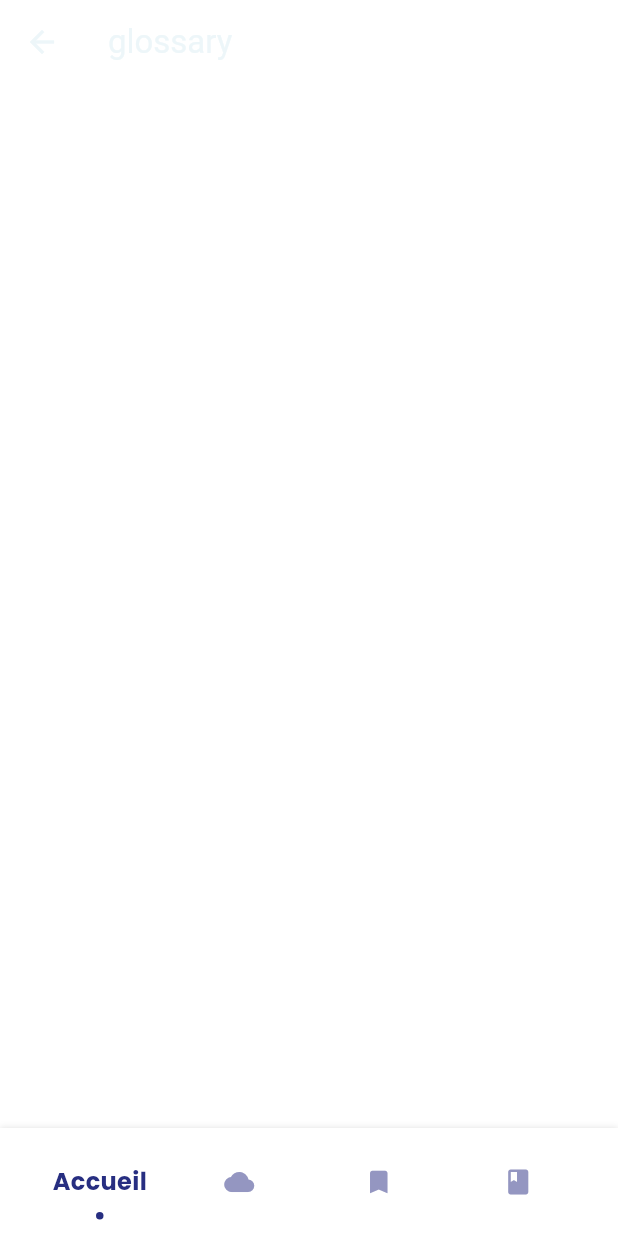
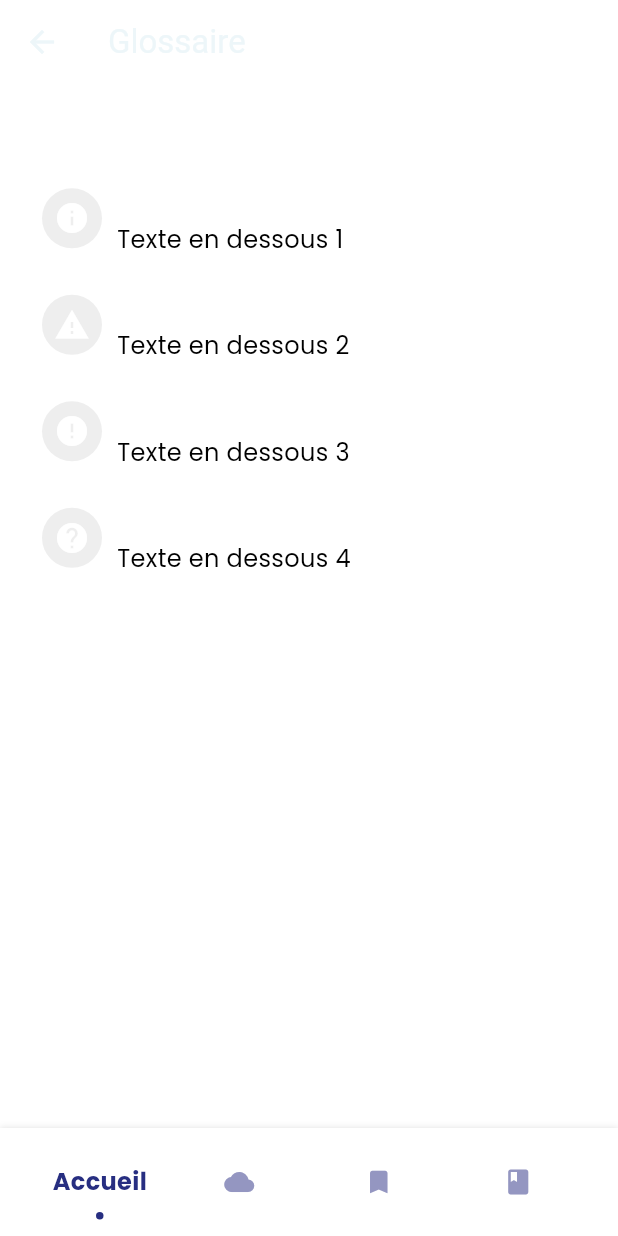
Before and after one commit to itsmelouis/mais_the_eau, a Flutter app: the GlossaryPage screen opened by its route, on a phone screen of 412 x 824 dp. Run offline on Flutter 3.47's test engine with Material 3 defaults, Android fonts, the phone set to English and light mode, and no system bars; our stand-ins replace geocoding, geolocator.

Commit message:
feat(glossairy_page): mise en page

```diff
--- a/lib/screens/glossary_page.dart
+++ b/lib/screens/glossary_page.dart
@@ -26,7 +26,7 @@ class _GlossaryPageState extends State<GlossaryPage> {
     const HomePage(),
     const ForecastsPage(),
     const BookmarksPage(),
-    const GlossaryPage()
+    const GlossaryPage(),
   ];
 
   void _onItemTapped(int index) {
@@ -34,19 +34,86 @@ class _GlossaryPageState extends State<GlossaryPage> {
       _selectedIndex = index;
     });
     Navigator.pushReplacementNamed(
-      context, ['/', '/forecasts', '/bookmarks', '/glossary'][index]);
+        context, ['/', '/forecasts', '/bookmarks', '/glossary'][index]);
   }
+
+  // Créez une liste de données pour vos groupes
+  List<Map<String, dynamic>> groupData = [
+    {
+      'icon': Icons.info,
+      'title': 'Petit titre 1',
+      'text': 'Texte en dessous 1',
+    },
+    {
+      'icon': Icons.warning,
+      'title': 'Petit titre 2',
+      'text': 'Texte en dessous 2',
+    },
+    {
+      'icon': Icons.error,
+      'title': 'Petit titre 3',
+      'text': 'Texte en dessous 3',
+    },
+    {
+      'icon': Icons.help,
+      'title': 'Petit titre 4',
+      'text': 'Texte en dessous 4',
+    },
+  ];
 
   @override
   Widget build(BuildContext context) {
     return Scaffold(
       appBar: AppBar(
-        title: const Text('glossary'),
+        title: const Text('Glossaire'),
       ),
-      body: Center(
-        child: Text(
-          'Welcome to the Bookmarks Page!',
-          style: Theme.of(context).textTheme.headlineMedium,
+      body: Padding(
+        padding: const EdgeInsets.fromLTRB(20.0, 0.0, 20.0, 20.0),
+        child: Align(
+          alignment: Alignment.topLeft,
+          child: Padding(
+            padding: const EdgeInsets.all(8.0),
+            child: Column(
+              crossAxisAlignment: CrossAxisAlignment.start,
+              children: <Widget>[
+                Text(
+                  'Glossaire',
+                  style: Theme.of(context).textTheme.headlineMedium,
+                ),
+                SizedBox(height: 20), // Espacement entre le titre et l'icône
+                for (var group in groupData) // Boucle pour créer les groupes
+                  Padding(
+                    padding: const EdgeInsets.only(
+                        bottom: 20.0), // Espacement entre les groupes
+                    child: Row(
+                      children: <Widget>[
+                        CircleAvatar(
+                          // Cercle qui encadre l'icône
+                          child: Icon(group['icon']), // Icône
+                          backgroundColor:
+                              Colors.grey[200], // Couleur de fond du cercle
+                        ),
+                        SizedBox(
+                            width: 10), // Espacement entre l'icône et le titre
+                        Column(
+                          crossAxisAlignment: CrossAxisAlignment.start,
+                          children: <Widget>[
+                            Text(group['title'],
+                                style: Theme.of(context)
+                                    .textTheme
+                                    .headline6), // Titre
+                            Text(group['text'],
+                                style: Theme.of(context)
+                                    .textTheme
+                                    .bodyText2), // Texte en dessous
+                          ],
+                        ),
+                      ],
+                    ),
+                  ),
+              ],
+            ),
+          ),
         ),
       ),
       bottomNavigationBar: NavBar(
--- /dev/null
+++ b/lib/widgets/glossary_detail_page.dart
@@ -0,0 +1,34 @@
+import 'package:flutter/material.dart';
+
+class GlossaryWidget extends StatelessWidget {
+  final List<GlossaryItem> _glossaryItems = [
+    GlossaryItem(
+        icon: Icons.wb_sunny,
+        title: 'Soleil',
+        description: 'Explication du mot Soleil...'),
+    // Ajoutez plus d'éléments ici...
+  ];
+
+  @override
+  Widget build(BuildContext context) {
+    return ListView.builder(
+      itemCount: _glossaryItems.length,
+      itemBuilder: (context, index) {
+        return ListTile(
+          leading: Icon(_glossaryItems[index].icon),
+          title: Text(_glossaryItems[index].title),
+          subtitle: Text(_glossaryItems[index].description),
+        );
+      },
+    );
+  }
+}
+
+class GlossaryItem {
+  final IconData icon;
+  final String title;
+  final String description;
+
+  GlossaryItem(
+      {required this.icon, required this.title, required this.description});
+}
```
